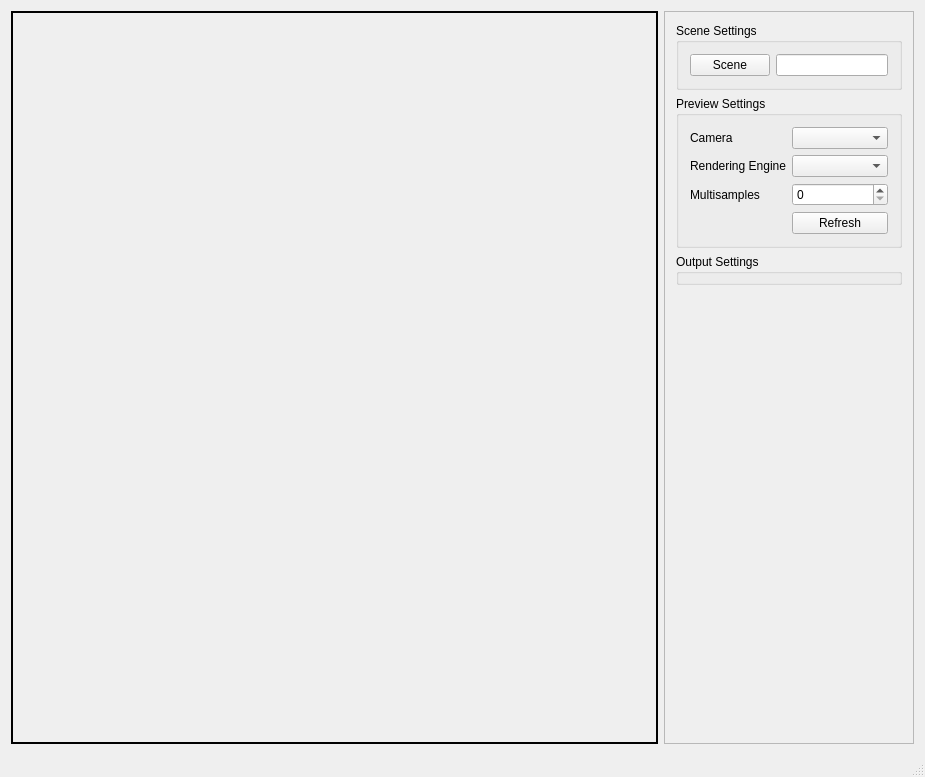
First picture: the form in src/ui/raytracegui.ui, repository jaschmid/MonteCarloRaytracer, before the edit.
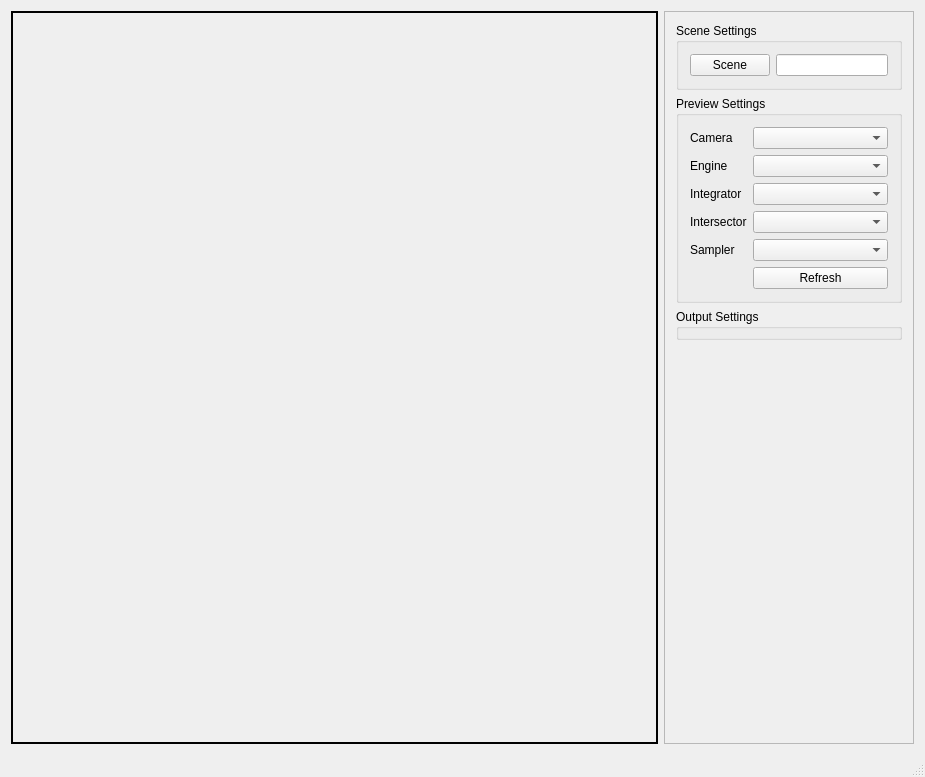
Second picture: the form after the edit.

Commit message: Whitted Shader with Reflections and dynamic selection of Integrators

```diff
--- a/src/ui/raytracegui.ui
+++ b/src/ui/raytracegui.ui
@@ -132,19 +132,9 @@
            <string>Preview Settings</string>
           </property>
           <layout class="QFormLayout" name="formLayout_2">
-           <item row="4" column="0">
-            <widget class="QLabel" name="label">
-             <property name="text">
-              <string>Multisamples</string>
-             </property>
-            </widget>
-           </item>
-           <item row="4" column="1">
-            <widget class="QSpinBox" name="previewMultisampleCount"/>
-           </item>
-           <item row="1" column="1">
-            <widget class="QComboBox" name="previewCamera"/>
-           </item>
+           <property name="fieldGrowthPolicy">
+            <enum>QFormLayout::AllNonFixedFieldsGrow</enum>
+           </property>
            <item row="1" column="0">
             <widget class="QLabel" name="labelCamera">
              <property name="text">
@@ -152,23 +142,56 @@
              </property>
             </widget>
            </item>
-           <item row="3" column="1">
-            <widget class="QComboBox" name="previewRenderingEngine"/>
+           <item row="1" column="1">
+            <widget class="QComboBox" name="previewCamera"/>
            </item>
            <item row="3" column="0">
             <widget class="QLabel" name="previewRenderingEngineLabel">
              <property name="text">
-              <string>Rendering Engine</string>
+              <string>Engine</string>
              </property>
             </widget>
            </item>
-           <item row="5" column="1">
+           <item row="3" column="1">
+            <widget class="QComboBox" name="previewRenderingEngine"/>
+           </item>
+           <item row="7" column="1">
             <widget class="QPushButton" name="previewRefreshButton">
              <property name="text">
               <string>Refresh</string>
              </property>
             </widget>
            </item>
+           <item row="4" column="1">
+            <widget class="QComboBox" name="previewIntegrator"/>
+           </item>
+           <item row="5" column="1">
+            <widget class="QComboBox" name="previewIntersector"/>
+           </item>
+           <item row="6" column="1">
+            <widget class="QComboBox" name="previewSampler"/>
+           </item>
+           <item row="4" column="0">
+            <widget class="QLabel" name="previewIntegratorLabel">
+             <property name="text">
+              <string>Integrator</string>
+             </property>
+            </widget>
+           </item>
+           <item row="5" column="0">
+            <widget class="QLabel" name="previewIntersectorLabel">
+             <property name="text">
+              <string>Intersector</string>
+             </property>
+            </widget>
+           </item>
+           <item row="6" column="0">
+            <widget class="QLabel" name="previewSamplerLabel">
+             <property name="text">
+              <string>Sampler</string>
+             </property>
+            </widget>
+           </item>
           </layout>
          </widget>
         </item>
```
Left out of the diff: 85 changed lines with no effect on the pictures. The commit also changes 101 other files.
